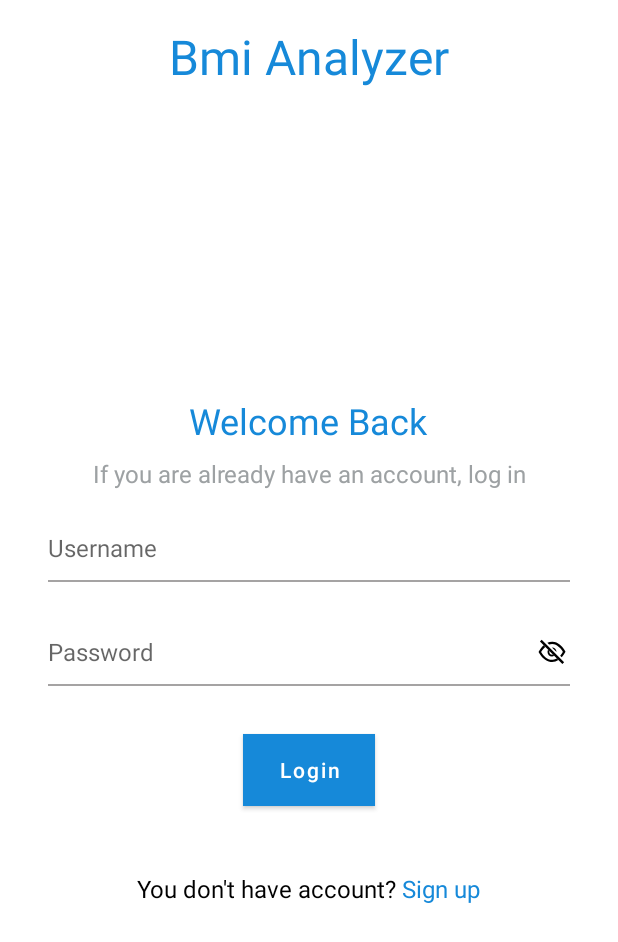
After one commit to mohanad-alkrunz/mobile_computing, an Android app: the LoginActivity screen opened directly, with no data from a screen before it, on a phone screen of 412 x 824 dp. The commit adds this screen. Shown: the top 942 px of the screen. Run offline under Robolectric (Android 15) with nearby library versions, the phone set to English and light mode, and no system bars.

Commit message:
Login Activity

```diff
--- a/app/src/main/AndroidManifest.xml
+++ b/app/src/main/AndroidManifest.xml
@@ -10,20 +10,20 @@
         android:supportsRtl="true"
         android:theme="@style/Theme.MobileComputing">
         <activity
+            android:name=".LoginActivity"
+            android:exported="true" />
+        <activity
             android:name=".Splash_activity"
-            android:exported="true" >
+            android:exported="true">
             <intent-filter>
                 <action android:name="android.intent.action.MAIN" />
 
                 <category android:name="android.intent.category.LAUNCHER" />
             </intent-filter>
-
         </activity>
         <activity
             android:name=".MainActivity"
-            android:exported="true">
-
-        </activity>
+            android:exported="true"></activity>
     </application>
 
 </manifest>
--- /dev/null
+++ b/app/src/main/java/com/mohanadalkrunz079/mobilecomputing/LoginActivity.java
@@ -0,0 +1,26 @@
+package com.mohanadalkrunz079.mobilecomputing;
+
+import androidx.appcompat.app.AppCompatActivity;
+
+import android.os.Bundle;
+import android.widget.Toast;
+
+import com.mohanadalkrunz079.mobilecomputing.databinding.ActivityLoginBinding;
+
+public class LoginActivity extends AppCompatActivity {
+
+    ActivityLoginBinding binding;
+
+    @Override
+    protected void onCreate(Bundle savedInstanceState) {
+        super.onCreate(savedInstanceState);
+        binding = ActivityLoginBinding.inflate(getLayoutInflater());
+        setContentView(binding.getRoot());
+
+
+
+        binding.signup.setOnClickListener(v->{
+            Toast.makeText(LoginActivity.this, "Clicked", Toast.LENGTH_SHORT).show();
+        });
+    }
+}
--- a/app/src/main/java/com/mohanadalkrunz079/mobilecomputing/MainActivity.java
+++ b/app/src/main/java/com/mohanadalkrunz079/mobilecomputing/MainActivity.java
@@ -19,4 +19,8 @@ public class MainActivity extends AppCompatActivity {
         tv.setText("Welcome Mohanad");
 
     }
+
+
+
+
 }
--- a/app/src/main/java/com/mohanadalkrunz079/mobilecomputing/Splash_activity.java
+++ b/app/src/main/java/com/mohanadalkrunz079/mobilecomputing/Splash_activity.java
@@ -19,7 +19,7 @@ public class Splash_activity extends AppCompatActivity {
         setContentView(binding.getRoot());
 
         binding.goNextPage.setOnClickListener(v->{
-            Intent intent = new Intent(this,MainActivity.class);
+            Intent intent = new Intent(this,LoginActivity.class);
             startActivity(intent);
         });
 
--- /dev/null
+++ b/app/src/main/res/drawable/ed_background.xml
@@ -0,0 +1,8 @@
+<?xml version="1.0" encoding="utf-8"?>
+<layer-list xmlns:android="http://schemas.android.com/apk/res/android">
+    <item android:top="44dp">
+        <shape >
+            <solid android:color="#A5A3A3"  />
+        </shape>
+    </item>
+</layer-list>
--- /dev/null
+++ b/app/src/main/res/drawable/ic_hide_password.xml
@@ -0,0 +1,6 @@
+<vector android:height="24dp" android:viewportHeight="64"
+    android:viewportWidth="64" android:width="24dp" xmlns:android="http://schemas.android.com/apk/res/android">
+    <path android:fillColor="#FF000000" android:pathData="M13.673,10.345l-3.097,3.096l39.853,39.854l3.097,-3.097l-39.853,-39.853Z"/>
+    <path android:fillColor="#FF000000" android:fillType="nonZero" android:pathData="M17.119,19.984l2.915,2.915c-3.191,2.717 -5.732,6.099 -7.374,9.058l-0.005,0.01c4.573,7.646 11.829,14.872 20.987,13.776c2.472,-0.296 4.778,-1.141 6.885,-2.35l2.951,2.95c-4.107,2.636 -8.815,4.032 -13.916,3.342c-9.198,-1.244 -16.719,-8.788 -21.46,-17.648c2.226,-4.479 5.271,-8.764 9.017,-12.053ZM23.749,15.664c2.572,-1.146 5.355,-1.82 8.327,-1.868c0.165,-0.001 2.124,0.092 3.012,0.238c0.557,0.092 1.112,0.207 1.659,0.35c8.725,2.273 15.189,9.649 19.253,17.248c-1.705,3.443 -3.938,6.803 -6.601,9.682l-2.827,-2.827c1.967,-2.12 3.607,-4.48 4.87,-6.769c0,0 -1.27,-2.042 -2.233,-3.324c-0.619,-0.824 -1.27,-1.624 -1.954,-2.395c-0.54,-0.608 -2.637,-2.673 -3.136,-3.103c-3.348,-2.879 -7.279,-5.138 -11.994,-5.1c-1.826,0.029 -3.582,0.389 -5.249,0.995l-3.127,-3.127Z"/>
+    <path android:fillColor="#FF000000" android:pathData="M25.054,27.92l2.399,2.398c-0.157,0.477 -0.243,0.987 -0.243,1.516c0,2.672 2.169,4.841 4.841,4.841c0.529,0 1.039,-0.085 1.516,-0.243l2.399,2.399c-1.158,0.65 -2.494,1.02 -3.915,1.02c-4.425,0 -8.017,-3.592 -8.017,-8.017c0,-1.421 0.371,-2.756 1.02,-3.914ZM31.903,23.819c0.049,-0.001 0.099,-0.002 0.148,-0.002c4.425,0 8.017,3.593 8.017,8.017c0,0.05 0,0.099 -0.001,0.148l-8.164,-8.163Z"/>
+</vector>
--- /dev/null
+++ b/app/src/main/res/drawable/ic_show_bassword.xml
@@ -0,0 +1,10 @@
+<vector xmlns:android="http://schemas.android.com/apk/res/android"
+    android:width="24dp"
+    android:height="24dp"
+    android:viewportWidth="24"
+    android:viewportHeight="24"
+    android:tint="@color/black">
+  <path
+      android:fillColor="@android:color/white"
+      android:pathData="M12,4.5C7,4.5 2.73,7.61 1,12c1.73,4.39 6,7.5 11,7.5s9.27,-3.11 11,-7.5c-1.73,-4.39 -6,-7.5 -11,-7.5zM12,17c-2.76,0 -5,-2.24 -5,-5s2.24,-5 5,-5 5,2.24 5,5 -2.24,5 -5,5zM12,9c-1.66,0 -3,1.34 -3,3s1.34,3 3,3 3,-1.34 3,-3 -1.34,-3 -3,-3z"/>
+</vector>
--- /dev/null
+++ b/app/src/main/res/drawable/ripple_button_background.xml
@@ -0,0 +1,25 @@
+<?xml version="1.0" encoding="utf-8"?>
+<ripple
+    xmlns:android="http://schemas.android.com/apk/res/android"
+    xmlns:tools="http://schemas.android.com/tools"
+    android:color="@color/white"
+    tools:targetApi="lollipop">
+    <item android:id="@android:id/mask">
+        <shape android:shape="rectangle">
+            <solid android:color="#b6ffffff" />
+
+        </shape>
+    </item>
+
+    <item>
+        <shape android:shape="rectangle">
+            <!-- put your background color here-->
+            <solid android:color="@color/primary_color" />
+
+
+
+
+
+        </shape>
+    </item>
+</ripple>
--- /dev/null
+++ b/app/src/main/res/layout/activity_login.xml
@@ -0,0 +1,149 @@
+<?xml version="1.0" encoding="utf-8"?>
+<LinearLayout xmlns:android="http://schemas.android.com/apk/res/android"
+    xmlns:app="http://schemas.android.com/apk/res-auto"
+    xmlns:tools="http://schemas.android.com/tools"
+    android:layout_width="match_parent"
+    android:layout_height="match_parent"
+    tools:context=".LoginActivity"
+    android:background="@color/white"
+
+    android:orientation="vertical"
+    android:padding="16dp">
+
+    <TextView
+        android:layout_width="wrap_content"
+        android:layout_height="wrap_content"
+        android:text="@string/bmi_analyzer"
+        android:textColor="@color/primary_color"
+        android:textSize="32sp"
+        android:layout_gravity="center"
+         />
+
+    <LinearLayout
+        android:layout_width="match_parent"
+        android:layout_height="match_parent"
+        android:orientation="vertical"
+        android:background="@color/white"
+        android:layout_marginTop="12dp"
+        android:gravity="center"
+        >
+        <TextView
+            android:layout_width="wrap_content"
+            android:layout_height="wrap_content"
+            android:gravity="center"
+            android:text="Welcome Back"
+            android:textSize="24sp"
+            android:textColor="@color/primary_color"/>
+
+        <TextView
+            android:layout_width="wrap_content"
+            android:layout_height="wrap_content"
+            android:gravity="center"
+            android:text="If you are already have an account, log in"
+            android:textSize="16sp"
+            android:textColor="@color/hint_color"
+            android:layout_marginTop="8dp"/>
+
+
+
+        <EditText
+            android:id="@+id/username"
+            android:layout_width="match_parent"
+            android:layout_height="45dp"
+            android:layout_margin="16dp"
+            android:hint="Username"
+            android:textColor="@color/black"
+            android:inputType="text"
+            android:layoutDirection="ltr"
+            android:textDirection="ltr"
+            android:textSize="16sp"
+
+            android:background="@drawable/ed_background"
+            />
+        <LinearLayout
+            android:layout_width="match_parent"
+            android:layout_height="wrap_content"
+            android:orientation="horizontal"
+            android:layout_marginTop="8dp"
+            android:layout_marginEnd="16dp"
+            android:layout_marginStart="16dp"
+            android:background="@drawable/ed_background"
+
+            >
+
+            <EditText
+                android:id="@+id/password"
+                android:layout_width="0dp"
+                android:layout_height="45dp"
+                android:layout_weight="1"
+                android:background="@drawable/ed_background"
+                android:hint="Password"
+                android:inputType="textPassword"
+                android:layoutDirection="ltr"
+                android:textColor="@color/black"
+                android:textDirection="ltr"
+                android:textSize="16sp"
+
+                />
+
+
+            <ImageView
+                android:id="@+id/hide_password"
+                android:layout_width="wrap_content"
+                android:layout_height="wrap_content"
+                android:layout_gravity="center_vertical"
+                android:src="@drawable/ic_hide_password"/>
+
+            <ImageView
+                android:id="@+id/show_password"
+                android:layout_width="wrap_content"
+                android:layout_height="wrap_content"
+                android:layout_gravity="center_vertical"
+                android:src="@drawable/ic_show_bassword"
+                android:visibility="gone"/>
+
+
+        </LinearLayout>
+
+
+        <Button
+            android:id="@+id/login"
+            android:layout_width="wrap_content"
+            android:layout_height="wrap_content"
+            android:layout_margin="32dp"
+            android:background="@drawable/ripple_button_background"
+            android:text="Login"
+            android:textAllCaps="false"
+            android:textColor="@color/white"/>
+
+
+        <LinearLayout
+            android:layout_width="match_parent"
+            android:layout_height="wrap_content"
+            android:layout_margin="12dp"
+            android:gravity="center_horizontal"
+            android:orientation="horizontal">
+
+            <TextView
+                android:layout_width="wrap_content"
+                android:layout_height="wrap_content"
+                android:gravity="center"
+                android:text="You don't have account?"
+                android:textColor="@color/black"
+                android:textSize="16sp"
+                 />
+            <TextView
+                android:id="@+id/signup"
+                android:layout_width="wrap_content"
+                android:layout_height="wrap_content"
+                android:gravity="center"
+                android:text=" Sign up"
+                android:textColor="@color/primary_color"
+                android:textSize="16sp"
+                 />
+        </LinearLayout>
+
+    </LinearLayout>
+
+
+</LinearLayout>
--- a/app/src/main/res/values/colors.xml
+++ b/app/src/main/res/values/colors.xml
@@ -7,4 +7,6 @@
     <color name="teal_700">#FF018786</color>
     <color name="black">#FF000000</color>
     <color name="white">#FFFFFFFF</color>
+    <color name="primary_color">#1689D9</color>
+    <color name="hint_color">#9DA1A3</color>
 </resources>
--- a/app/src/main/res/values/strings.xml
+++ b/app/src/main/res/values/strings.xml
@@ -1,4 +1,5 @@
 <resources>
     <string name="app_name">Mobile Computing</string>
     <string name="next"><u>Next</u></string>
+    <string name="bmi_analyzer">Bmi Analyzer</string>
 </resources>
--- a/app/src/main/res/values/themes.xml
+++ b/app/src/main/res/values/themes.xml
@@ -2,9 +2,9 @@
     <!-- Base application theme. -->
     <style name="Theme.MobileComputing" parent="Theme.MaterialComponents.DayNight.NoActionBar">
         <!-- Primary brand color. -->
-        <item name="colorPrimary">@color/purple_500</item>
+        <item name="colorPrimary">#1689D9</item>
         <item name="colorPrimaryVariant">#1689D9</item>
-        <item name="colorOnPrimary">@color/white</item>
+        <item name="colorOnPrimary">@color/primary_color</item>
         <!-- Secondary brand color. -->
         <item name="colorSecondary">@color/teal_200</item>
         <item name="colorSecondaryVariant">@color/teal_700</item>
```
